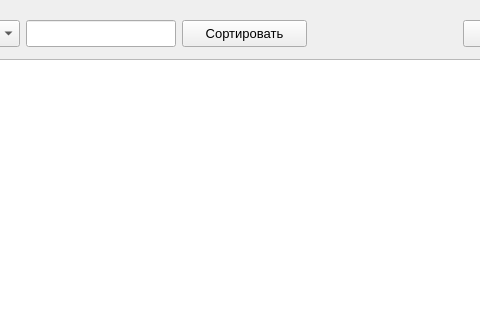
This is ContactsDialog.ui in okostynchuk/Outcall as Qt 5 draws it before an edit; both pictures show x 190 to 670 and y 0 to 320 of the 1088 by 472 pixel window. The edited form follows.
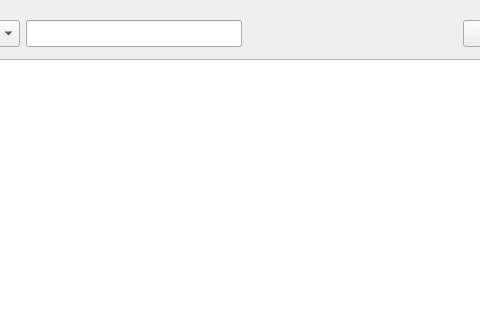
This is the edited form.

Patch:
```diff
--- a/ContactsDialog.ui
+++ b/ContactsDialog.ui
@@ -102,27 +102,6 @@
             </property>
            </widget>
           </item>
-          <item>
-           <widget class="QPushButton" name="sortButton">
-            <property name="minimumSize">
-             <size>
-              <width>125</width>
-              <height>27</height>
-             </size>
-            </property>
-            <property name="font">
-             <font>
-              <pointsize>10</pointsize>
-             </font>
-            </property>
-            <property name="focusPolicy">
-             <enum>Qt::NoFocus</enum>
-            </property>
-            <property name="text">
-             <string>Сортировать</string>
-            </property>
-           </widget>
-          </item>
           <item>
            <spacer name="horizontalSpacer">
             <property name="orientation">
```
